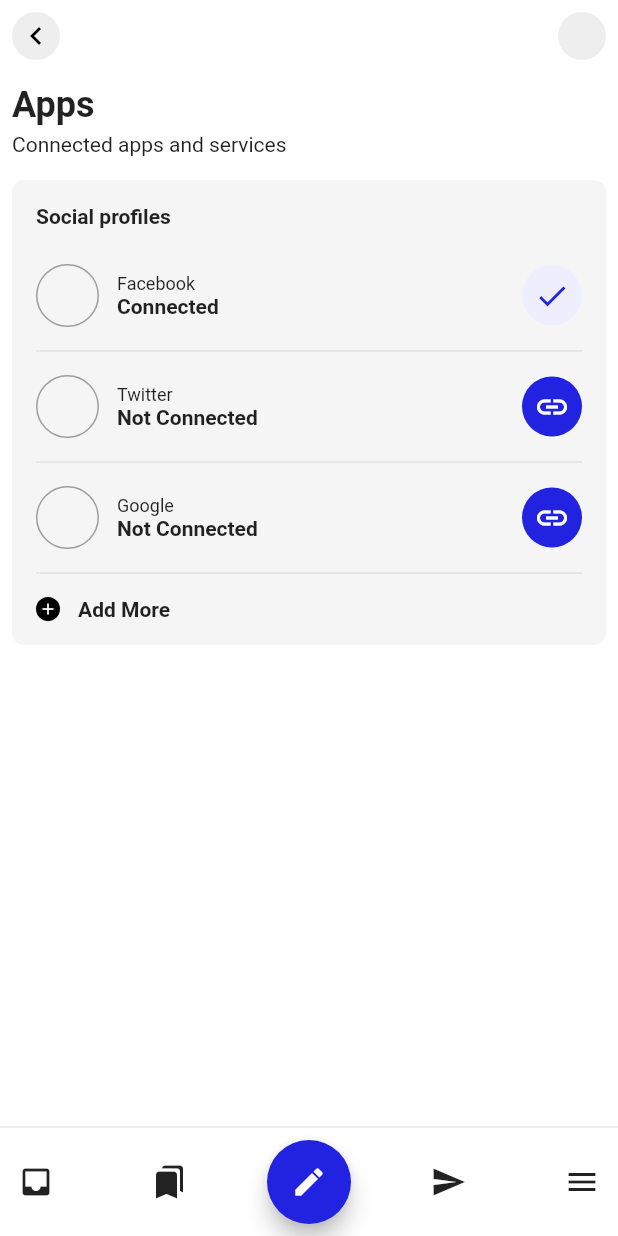
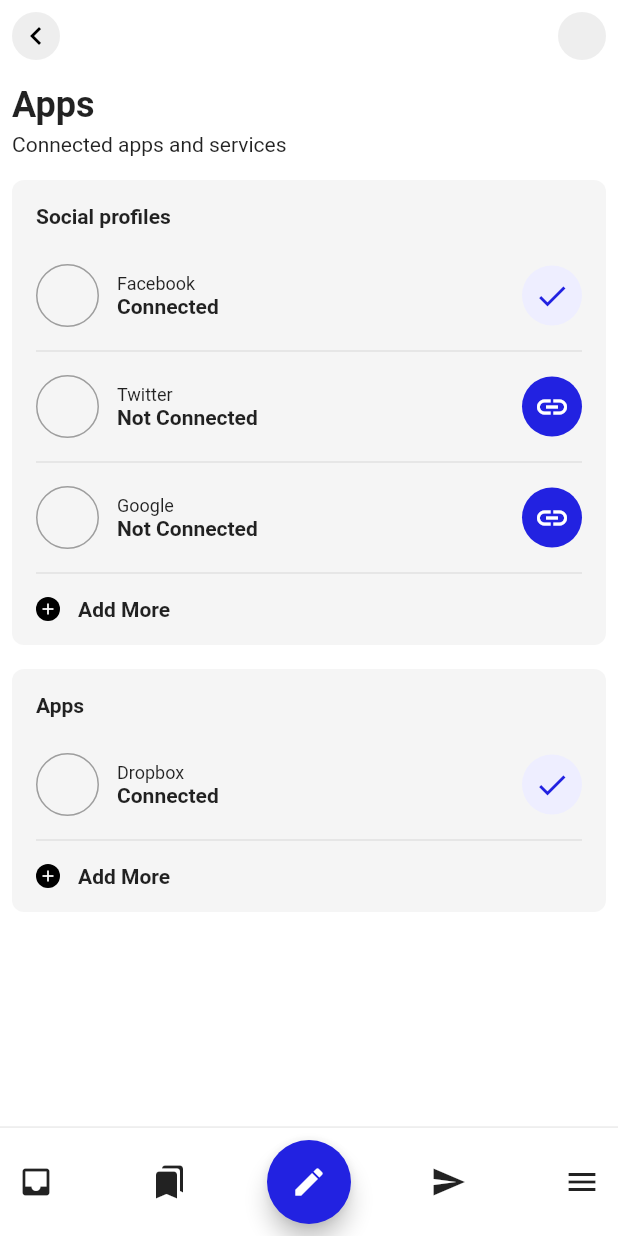
Before and after one commit to JAICHANGPARK/flutter_notebook_17th_story, a Flutter app: the screen it shows after launch, on a phone screen of 412 x 824 dp. Run offline on Flutter 3.47's test engine with Material 2 defaults, Android fonts, the phone set to English and light mode, and no system bars; our stand-ins replace badges, cached_network_image, fl_chart, flutter_riverpod, freezed_annotation, google_fonts and 3 more.

Commit message:
Update account_setting_page.dart

```diff
--- a/lib/ep1049_account_settings/src/ui/account_setting_page.dart
+++ b/lib/ep1049_account_settings/src/ui/account_setting_page.dart
@@ -49,7 +49,10 @@ class AccountSettingPage extends StatelessWidget {
                       height: 16,
                     ),
                     Container(
-                      decoration: BoxDecoration(color: Colors.grey[100], borderRadius: BorderRadius.circular(8)),
+                      decoration: BoxDecoration(
+                        color: Colors.grey[100],
+                        borderRadius: BorderRadius.circular(8),
+                      ),
                       padding: const EdgeInsets.all(16),
                       child: Column(
                         crossAxisAlignment: CrossAxisAlignment.start,
@@ -216,6 +219,95 @@ class AccountSettingPage extends StatelessWidget {
                           )
                         ],
                       ),
+                    ),
+                    const SizedBox(
+                      height: 16,
+                    ),
+                    Container(
+                      decoration: BoxDecoration(
+                        color: Colors.grey[100],
+                        borderRadius: BorderRadius.circular(8),
+                      ),
+                      padding: const EdgeInsets.all(16),
+                      child: Column(
+                        crossAxisAlignment: CrossAxisAlignment.start,
+                        children: [
+                          const Text(
+                            "Apps",
+                            style: TextStyle(
+                              fontWeight: FontWeight.bold,
+                            ),
+                          ),
+                          const SizedBox(
+                            height: 24,
+                          ),
+                          Row(
+                            children: [
+                              Container(
+                                height: 42,
+                                width: 42,
+                                decoration: BoxDecoration(
+                                  shape: BoxShape.circle,
+                                  border: Border.all(
+                                    color: Colors.grey,
+                                  ),
+                                ),
+                              ),
+                              const SizedBox(
+                                width: 12,
+                              ),
+                              Column(
+                                crossAxisAlignment: CrossAxisAlignment.start,
+                                children: const [
+                                  Text(
+                                    "Dropbox",
+                                    style: TextStyle(
+                                      fontSize: 12,
+                                    ),
+                                  ),
+                                  Text(
+                                    "Connected",
+                                    style: TextStyle(
+                                      fontWeight: FontWeight.bold,
+                                    ),
+                                  ),
+                                ],
+                              ),
+                              const Spacer(),
+                              const CircleAvatar(
+                                backgroundColor: Color.fromRGBO(238, 238, 255, 1),
+                                foregroundColor: Color.fromRGBO(34, 34, 225, 1),
+                                child: Icon(Icons.check),
+                              ),
+                            ],
+                          ),
+                          const Divider(
+                            height: 32,
+                          ),
+                          Row(
+                            children: const [
+                              CircleAvatar(
+                                radius: 8,
+                                backgroundColor: Colors.black,
+                                foregroundColor: Colors.white,
+                                child: Icon(
+                                  Icons.add,
+                                  size: 12,
+                                ),
+                              ),
+                              SizedBox(
+                                width: 12,
+                              ),
+                              Text(
+                                "Add More",
+                                style: TextStyle(
+                                  fontWeight: FontWeight.bold,
+                                ),
+                              )
+                            ],
+                          )
+                        ],
+                      ),
                     )
                   ],
                 ),
```
